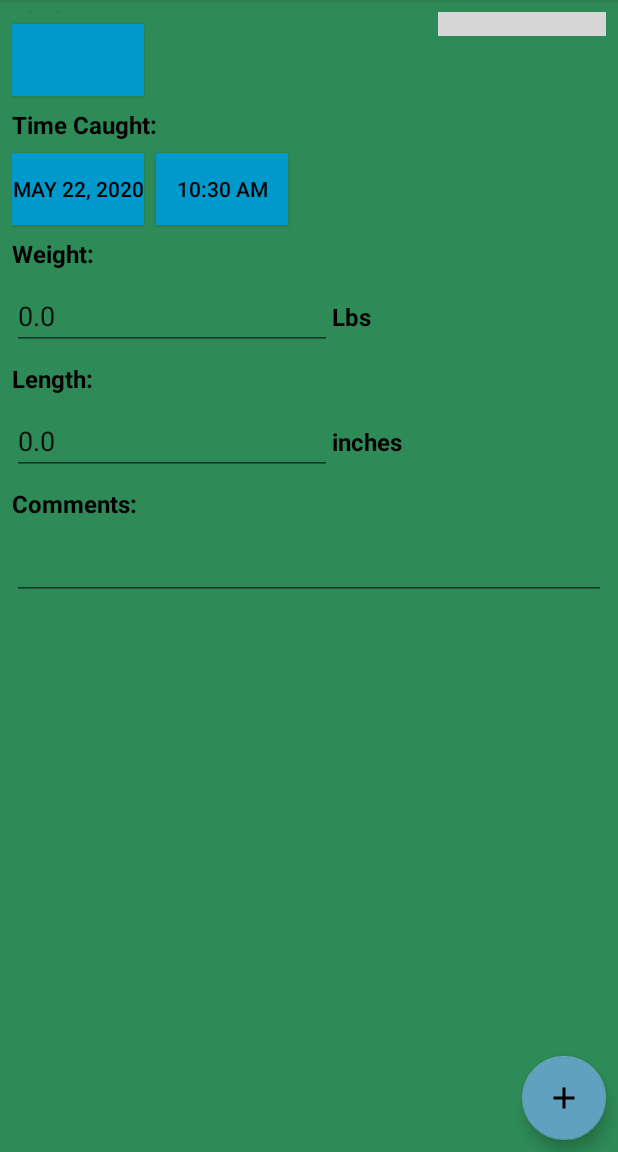
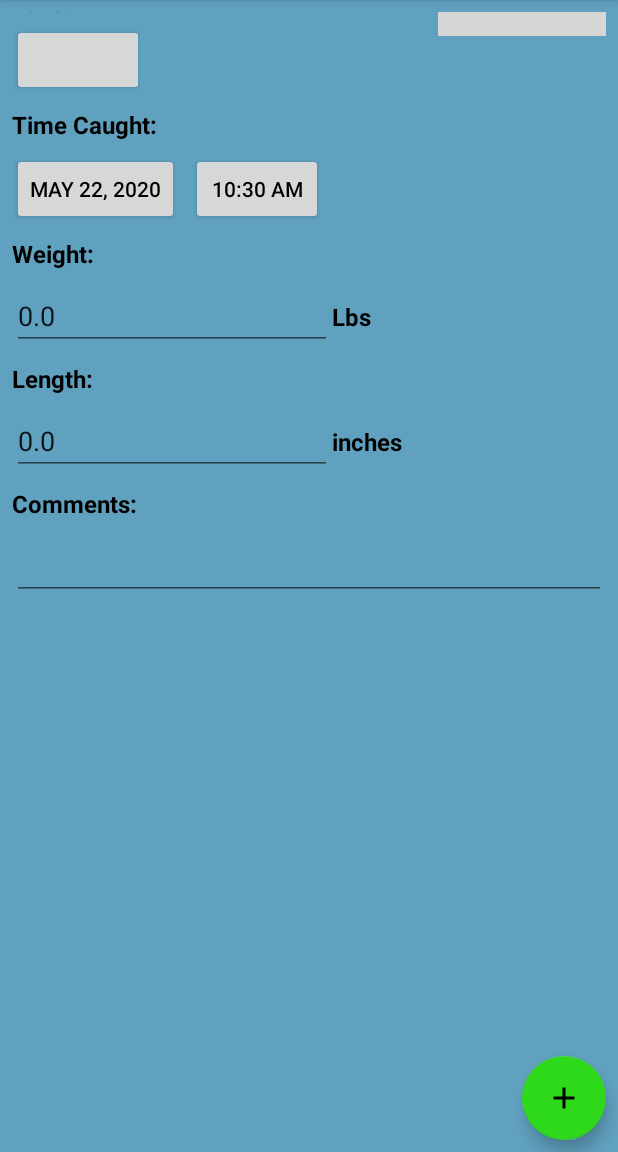
Before and after one commit to true-soria/ShoreBuddy, an Android app: the CatchEntryFragment screen opened through its navigation route, on a phone screen of 412 x 824 dp, the part 84-1236 px from its top. Run offline under Robolectric (Android 15) with nearby library versions, the phone set to English and light mode, and no system bars; our stand-ins replace Room's generated code, Volley, data binding, navigation-ui; pictures from the network do not load; 3 statements that could not run were skipped; grey boxes are pictures that could not be loaded.

Commit message:
reverted the color scheme on filter UI and in other pages

```diff
--- a/app/src/main/res/drawable/rounded_square_white.xml
+++ b/app/src/main/res/drawable/rounded_square_white.xml
@@ -1,7 +1,7 @@
 <?xml version="1.0" encoding="utf-8"?>
 <shape xmlns:android="http://schemas.android.com/apk/res/android">
-    <solid android:color="@color/foregroundBlue"/>
-    <stroke android:width="3dp" android:color="@color/foregroundBlue"/>
+    <solid android:color="@color/colorWidgetBackground"/>
+    <stroke android:width="3dp" android:color="@color/colorBackgroundWidgets"/>
     <corners android:radius="10dp"/>
     <padding android:bottom="8dp" android:left="8dp" android:right="8dp" android:top="8dp"/>
 </shape>
--- a/app/src/main/res/layout/catch_record_display_fragment.xml
+++ b/app/src/main/res/layout/catch_record_display_fragment.xml
@@ -4,7 +4,7 @@
     xmlns:app="http://schemas.android.com/apk/res-auto"
     xmlns:tools="http://schemas.android.com/tools"
     android:layout_width="match_parent"
-    android:background="@color/colorBackgroundWidgets"
+    android:background="@color/colorWeatherIconBG"
     android:layout_height="match_parent">
 
     <ScrollView
@@ -177,7 +177,7 @@
     android:layout_marginEnd="8dp"
     android:layout_marginBottom="8dp"
     android:src="@drawable/ic_edit_black_24dp"
-    android:background="@color/colorPrimary"
+    android:background="@color/colorAccent"
     app:layout_constraintBottom_toBottomOf="parent"
     app:layout_constraintEnd_toEndOf="parent"/>
 </androidx.constraintlayout.widget.ConstraintLayout>
--- a/app/src/main/res/layout/fragment_catch_entry.xml
+++ b/app/src/main/res/layout/fragment_catch_entry.xml
@@ -11,7 +11,7 @@
     <ScrollView
         android:layout_width="match_parent"
         android:layout_height="match_parent"
-        android:background="@color/colorBackgroundWidgets">
+        android:background="@color/colorWeatherIconBG">
         <androidx.constraintlayout.widget.ConstraintLayout
             android:layout_width="match_parent"
             android:layout_height="match_parent"
@@ -64,7 +64,6 @@
                 android:layout_width="wrap_content"
                 android:layout_height="wrap_content"
                 android:layout_marginVertical="4dp"
-                android:background="@android:color/holo_blue_dark"
                 android:clickable="false"
                 app:layout_constraintStart_toStartOf="parent"
                 app:layout_constraintTop_toBottomOf="@id/caught_btn_prompt" />
@@ -85,7 +84,7 @@
                 android:layout_width="wrap_content"
                 android:layout_height="wrap_content"
                 android:layout_marginVertical="8dp"
-                android:background="@android:color/holo_blue_dark"
+
                 app:layout_constraintStart_toStartOf="parent"
                 app:layout_constraintTop_toBottomOf="@id/date_time_prompt" />
 
@@ -94,7 +93,6 @@
                 android:layout_width="wrap_content"
                 android:layout_height="wrap_content"
                 android:layout_marginStart="8dp"
-                android:background="@android:color/holo_blue_dark"
                 app:layout_constraintBaseline_toBaselineOf="@id/date_btn"
                 app:layout_constraintStart_toEndOf="@id/date_btn" />
 
--- a/app/src/main/res/layout/fragment_catch_history.xml
+++ b/app/src/main/res/layout/fragment_catch_history.xml
@@ -6,7 +6,7 @@
     <androidx.constraintlayout.widget.ConstraintLayout
         android:layout_width="match_parent"
         android:layout_height="match_parent"
-        android:background="@color/colorBackgroundWidgets"
+        android:background="@color/colorWeatherIconBG"
         tools:context=".views.CatchHistoryFragment">
 
         <androidx.cardview.widget.CardView
--- a/app/src/main/res/layout/homepage.xml
+++ b/app/src/main/res/layout/homepage.xml
@@ -2,7 +2,7 @@
 <androidx.constraintlayout.widget.ConstraintLayout xmlns:android="http://schemas.android.com/apk/res/android"
     android:layout_width="match_parent"
     android:layout_height="match_parent"
-    android:background="@color/colorPrimaryDark"
+    android:background="@color/colorWeatherIconBG"
     xmlns:tools="http://schemas.android.com/tools"
     xmlns:app="http://schemas.android.com/apk/res-auto"
     tools:context=".views.homepage.HomepageView">
--- a/app/src/main/res/layout/lake_select_fragment.xml
+++ b/app/src/main/res/layout/lake_select_fragment.xml
@@ -5,7 +5,7 @@
     android:layout_width="match_parent"
     android:layout_height="match_parent"
     android:animateLayoutChanges="true"
-    android:background="@color/colorBackgroundWidgets"
+    android:background="@color/colorWeatherIconBG"
     tools:context=".views.LakeSelectFragment">
 
     <android.widget.SearchView
--- a/app/src/main/res/values/filterText.xml
+++ b/app/src/main/res/values/filterText.xml
@@ -1,9 +1,9 @@
 <?xml version="1.0" encoding="utf-8"?>
 <resources>
     <style name="FilterTheme">
-        <item name="android:background">@color/whiteText</item>
-        <item name="android:textColor">@color/colorGenericText</item>
-        <item name="cardBackgroundColor">@color/foregroundBlue</item>
+        <item name="android:background">@color/backgroundGray</item>
+        <item name="android:textColor">@color/foregroundBlue</item>
+        <item name="cardBackgroundColor">@color/backgroundGray</item>
         <item name="cardCornerRadius">8dp</item>
     </style>
 </resources>
--- a/app/src/main/res/values/styles.xml
+++ b/app/src/main/res/values/styles.xml
@@ -5,7 +5,7 @@
         <!-- Customize your theme here. -->
         <item name="colorPrimary">@color/colorPrimary</item>
         <item name="colorPrimaryDark">@color/colorPrimaryDark</item>
-        <item name="colorAccent">@color/colorWeatherIconBG</item>
+        <item name="colorAccent">@color/colorAccent</item>
         <item name="android:textColor">@color/colorGenericText</item>
     </style>
 
```
